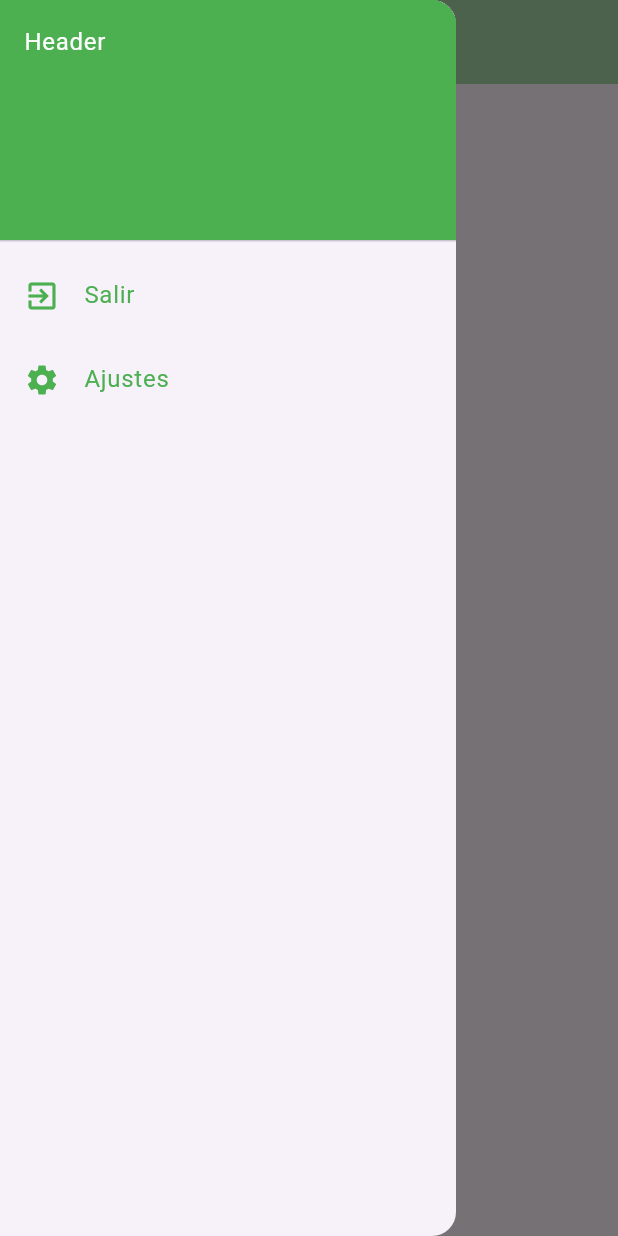
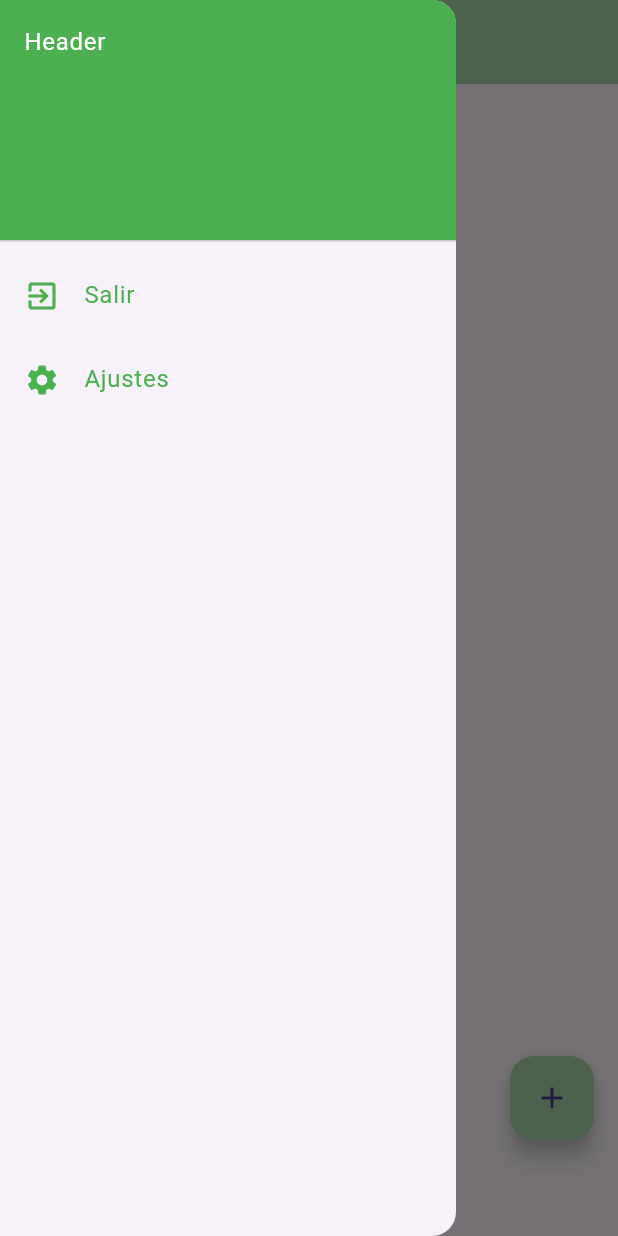
Before and after one commit to elenaaroma/examen_pmdm_psp, a Flutter app: the HomeView screen opened by its route, with the side drawer open, on a phone screen of 412 x 824 dp. Run offline on Flutter 3.47's test engine with Material 3 defaults, Android fonts, the phone set to English and light mode, and no system bars; our stand-ins replace cloud_firestore, firebase_auth, firebase_core, shared_preferences; accounts and stored records are empty; generated files the repository leaves out were written again.

Commit message:
PMDM: boton flotante que permite hacer un post nuevo

```diff
--- a/lib/CustomViews/BottomMenu.dart
+++ b/lib/CustomViews/BottomMenu.dart
@@ -32,8 +32,8 @@ class BottomMenu extends StatelessWidget{
     return Row(
         mainAxisAlignment: MainAxisAlignment.spaceEvenly,
         children: [
-          TextButton(onPressed: () => onBotonesClicked!(0), child: Icon(Icons.list, color: Colors.red[300],),),
-          TextButton(onPressed: () => onBotonesClicked!(1), child: Icon(Icons.grid_view, color: Colors.red[300],),),
+          TextButton(onPressed: () => onBotonesClicked!(0), child: Icon(Icons.list, color: Colors.green[200],),),
+          TextButton(onPressed: () => onBotonesClicked!(1), child: Icon(Icons.grid_view, color: Colors.green[200],),),
         ]
     );
   }
--- a/lib/Main/HomeView.dart
+++ b/lib/Main/HomeView.dart
@@ -139,6 +139,14 @@ class _HomeViewState extends State<HomeView> {
       ) ,
       bottomNavigationBar: BottomMenu(onBotonesClicked: onBottomMenuPressed),
       drawer: DrawerClass(onItemTap: fHomeViewDrawerOnTap,),
+
+      floatingActionButton: FloatingActionButton(
+        onPressed: () {
+          Navigator.of(context).pushNamed("/postcreateview");
+        },
+        child: Icon(Icons.add , ),
+        backgroundColor: Colors.green[200],
+      ),
     );
   }
 }
--- a/lib/MyApp.dart
+++ b/lib/MyApp.dart
@@ -5,6 +5,7 @@ import 'package:examen_pmdm/OnBoarding/SplashView.dart';
 import 'package:flutter/cupertino.dart';
 import 'package:flutter/material.dart';
 
+import 'Main/PostCreateView.dart';
 import 'Main/PostView.dart';
 import 'OnBoarding/AjustesView.dart';
 
@@ -22,6 +23,7 @@ class MyApp extends StatelessWidget{
       '/homeview' : (context) => HomeView(),
       '/ajustesview' : (context) => AjustesView(),
       '/postview' : (context) => PostView(),
+      '/postcreateview' : (context) => PostCreateView(),
     },
     initialRoute: '/splashview',
     debugShowCheckedModeBanner: false,
--- a/lib/Singletone/DataHolder.dart
+++ b/lib/Singletone/DataHolder.dart
@@ -32,7 +32,7 @@ class DataHolder{
 
   void insertPostEnFB(FbPost postNuevo){
 
-    CollectionReference<FbPost> postsRef = db.collection("Post").withConverter(
+    CollectionReference<FbPost> postsRef = db.collection("posts").withConverter(
         fromFirestore: FbPost.fromFirestore,
         toFirestore: (FbPost post, _) => post.toFirestore());
 
```
Also changed, not shown: lib/Main/PostCreateView.dart (added, +66 -0 lines).
